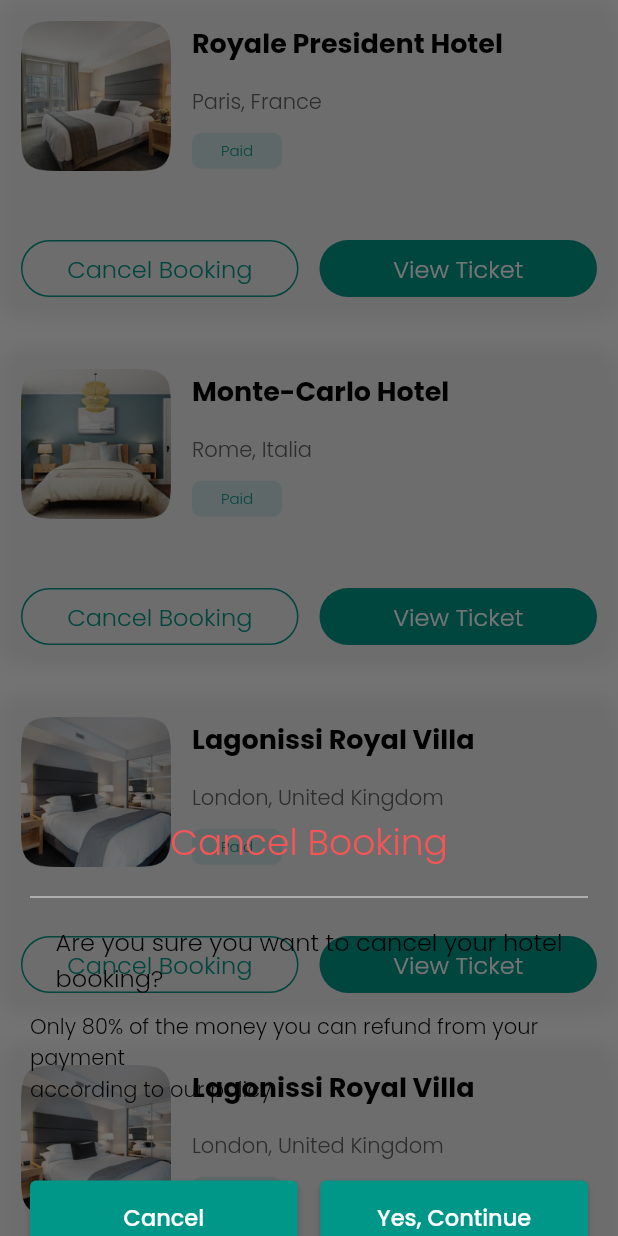
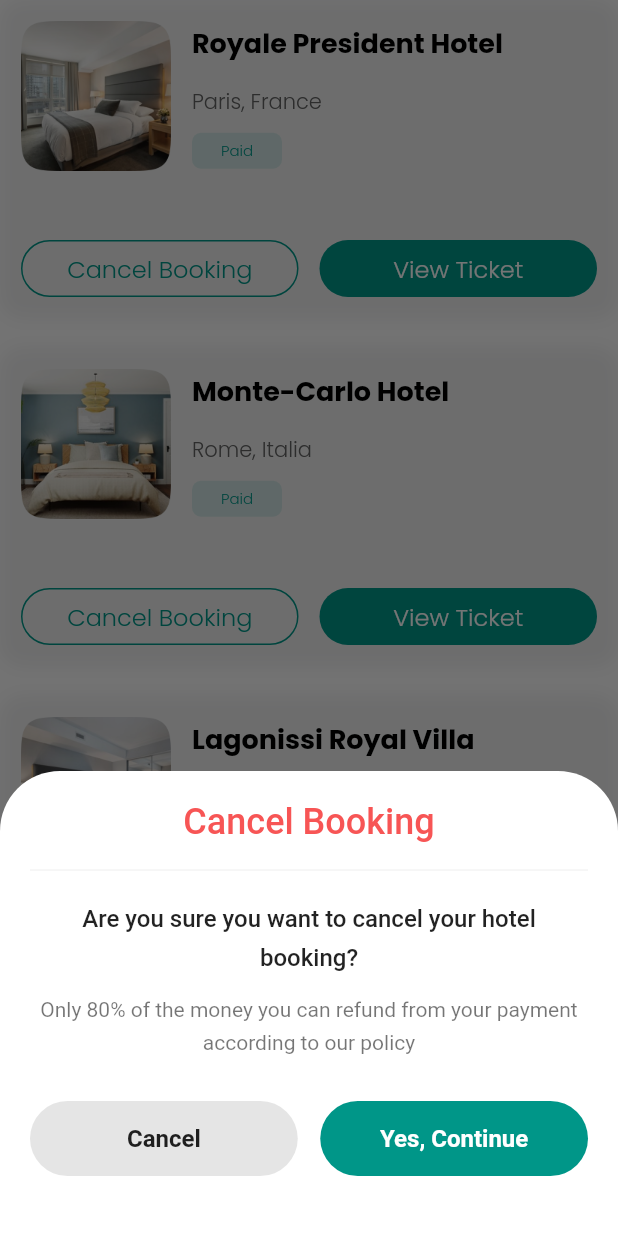
Before and after one commit to A-Asghar/TravelApp, a Flutter app: the OnGoingView widget shown alone on an empty page, opened directly, after a tap on "Cancel Booking", on a phone screen of 412 x 824 dp. Run offline on Flutter 3.47's test engine with Material 2 defaults, Android fonts, the phone set to English and light mode, and no system bars; our stand-ins replace cloud_firestore, firebase_auth, firebase_core, flutter_svg, get, google_fonts and 4 more; accounts and stored records are empty; project files that could hold a hidden picture were left out.

Commit message:
bookings

```diff
--- a/lib/screens/bookings/Bookings.dart
+++ b/lib/screens/bookings/Bookings.dart
@@ -56,6 +56,7 @@ class _BookingsState extends State<Bookings> {
                   ),
                   const SizedBox(width: 14),
                   tapCard(
+
                     "Canceled",
                     documentController.isDocument.value == 2
                         ? Constants.primaryColor
--- a/lib/screens/bookings/OnGoingView.dart
+++ b/lib/screens/bookings/OnGoingView.dart
@@ -4,6 +4,7 @@ import 'package:get/get.dart';
 import '../../Constants.dart';
 import '../../widgets/poppinsText.dart';
 import '../../widgets/tealButton.dart';
+import '../Profile.dart';
 import 'CancelBookingScreen.dart';
 
 class OnGoingView extends StatefulWidget {
@@ -111,13 +112,11 @@ class _OnGoingViewState extends State<OnGoingView> {
                             onTap: () {
                               Get.bottomSheet(
                                 Container(
-                                  height: 300,
+                                  height: 310,
                                   width: Get.width,
-                                  decoration: BoxDecoration(
-                                    color: Theme.of(context)
-                                        .appBarTheme
-                                        .backgroundColor,
-                                    borderRadius: const BorderRadius.only(
+                                  decoration: const BoxDecoration(
+                                    color: Colors.white,
+                                    borderRadius: BorderRadius.only(
                                       topLeft: Radius.circular(40),
                                       topRight: Radius.circular(40),
                                     ),
@@ -128,48 +127,70 @@ class _OnGoingViewState extends State<OnGoingView> {
                                     child: Column(
                                       children: [
                                         const SizedBox(height: 20),
-                                        poppinsText(
-                                          text: "Cancel Booking",
-                                          size: 24.0,
+                                        Text(
+                                          "Cancel Booking",
+                                          style: Theme.of(context)
+                                              .textTheme
+                                              .bodyText1!
+                                              .copyWith(
+                                                fontSize: 24,
                                                 color: const Color(0xffF75555),
+                                              ),
                                         ),
                                         const SizedBox(height: 10),
                                         const Divider(color: Color(0xffEEEEEE)),
                                         const SizedBox(height: 10),
-                                        poppinsText(
-                                          text:
+                                        Text(
                                           "Are you sure you want to cancel your hotel\nbooking?",
-                                          size: 16.0,
+                                          style: Theme.of(context)
+                                              .textTheme
+                                              .bodyText1!
+                                              .copyWith(
+                                                fontSize: 16,
+                                                height: 1.6,
+                                              ),
+                                          textAlign: TextAlign.center,
                                         ),
                                         const SizedBox(height: 10),
-                                        poppinsText(
-                                          text:
-                                              "Only 80% of the money you can refund from your payment\naccording to our policy",
-                                          size: 14.0,
+                                        Text(
+                                          "Only 80% of the money you can refund from your payment according to our policy",
+                                          style: Theme.of(context)
+                                              .textTheme
+                                              .caption!
+                                              .copyWith(
+                                                fontSize: 14,
+                                                height: 1.6,
+                                              ),
+                                          textAlign: TextAlign.center,
                                         ),
                                         const SizedBox(height: 30),
                                         Row(
                                           children: [
-                                            Expanded(
-                                              child: TealButton(
+                                            CustomButton(
                                               text: "Cancel",
-                                                onPressed: () {
+                                              bgColor: Theme.of(context)
+                                                  .textTheme
+                                                  .bodyText1!
+                                                  .color!
+                                                  .withOpacity(0.1),
+                                              textColor: Theme.of(context)
+                                                  .textTheme
+                                                  .bodyText1!
+                                                  .color,
+                                              onTap: () {
                                                 Navigator.pop(context);
                                               },
                                             ),
-                                            ),
                                             const SizedBox(width: 15),
-                                            Expanded(
-                                              child: TealButton(
+                                            CustomButton(
                                               text: "Yes, Continue",
-                                                onPressed: () {
+                                              onTap: () {
                                                 Get.to(
                                                   const CancelBookingScreen(),
                                                   transition:
                                                       Transition.rightToLeft,
                                                 );
                                               },
-                                              ),
                                             ),
                                           ],
                                         ),
```
Also changed, not shown: lib/screens/bookings/CancelBookingScreen.dart (+61 -61 lines). Lines whose indentation alone changed are shown as unchanged.
